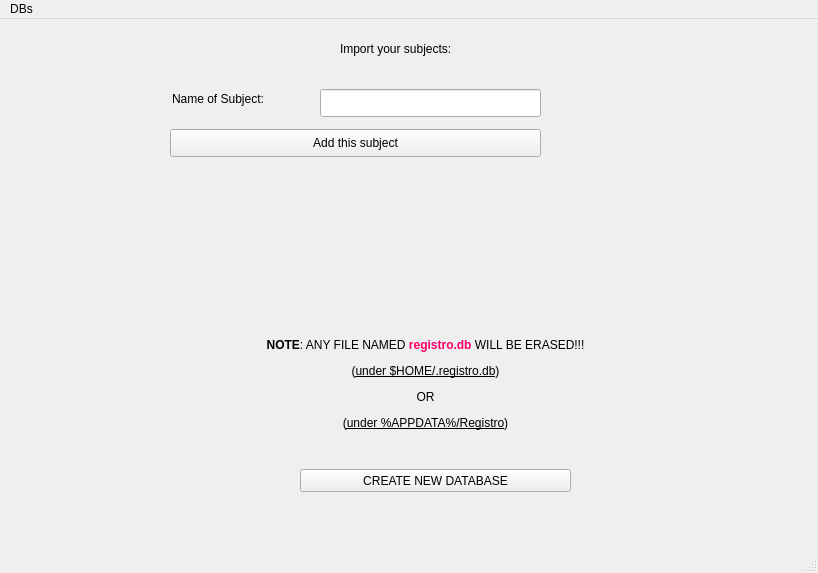
The window that adddb.ui (ice-bit/registro) describes before a commit, drawn with Qt 5.
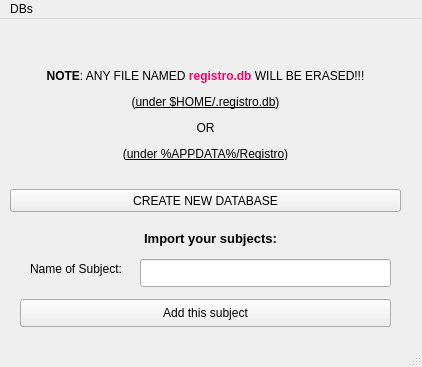
The same window after the commit. Icons and pictures are not drawn.

The edit to the form file:
```diff
--- a/adddb.ui
+++ b/adddb.ui
@@ -6,8 +6,8 @@
       <rect>
         <x>0</x>
         <y>0</y>
-        <width>818</width>
-        <height>573</height>
+    <width>422</width>
+    <height>367</height>
       </rect>
     </property>
     <property name="windowTitle">
@@ -22,70 +22,25 @@
       <widget class="QLabel" name="label">
         <property name="geometry">
           <rect>
-            <x>230</x>
-            <y>260</y>
-            <width>391</width>
-            <height>171</height>
-          </rect>
-        </property>
-        <property name="text">
-          <string>&lt;html&gt;&lt;head/&gt;&lt;body&gt;&lt;p align=&quot;center&quot;&gt;&lt;br/&gt;&lt;/p&gt;&lt;p align=&quot;center&quot;&gt;&lt;span style=&quot; font-weight:600;&quot;&gt;NOTE&lt;/span&gt;: ANY FILE NAMED &lt;span style=&quot; font-weight:600; color:#ff0066;&quot;&gt;registro.db&lt;/span&gt; WILL BE ERASED!!!&lt;/p&gt;&lt;p align=&quot;center&quot;&gt;(&lt;span style=&quot; text-decoration: underline;&quot;&gt;under $HOME/.registro.db&lt;/span&gt;)&lt;/p&gt;&lt;p align=&quot;center&quot;&gt;OR&lt;/p&gt;&lt;p align=&quot;center&quot;&gt;(&lt;span style=&quot; text-decoration: underline;&quot;&gt;under %APPDATA%/Registro&lt;/span&gt;)&lt;/p&gt;&lt;/body&gt;&lt;/html&gt;</string>
-        </property>
-      </widget>
-      <widget class="QPushButton" name="btnNewDB">
-        <property name="geometry">
-          <rect>
-            <x>300</x>
-            <y>450</y>
-            <width>271</width>
-            <height>23</height>
-          </rect>
-        </property>
-        <property name="text">
-          <string>CREATE NEW DATABASE</string>
-        </property>
-      </widget>
-      <widget class="QLabel" name="lblStatusDb">
-        <property name="geometry">
-          <rect>
-            <x>300</x>
-            <y>490</y>
-            <width>271</width>
+      <x>20</x>
+      <y>210</y>
+      <width>381</width>
             <height>20</height>
           </rect>
         </property>
-        <property name="font">
-          <font>
-            <weight>75</weight>
-            <bold>true</bold>
-          </font>
-        </property>
         <property name="text">
-          <string/>
+     <string>&lt;html&gt;&lt;head/&gt;&lt;body&gt;&lt;p&gt;&lt;span style=&quot; font-size:10pt; font-weight:600;&quot;&gt;Import your subjects:&lt;/span&gt;&lt;/p&gt;&lt;/body&gt;&lt;/html&gt;</string>
         </property>
         <property name="alignment">
           <set>Qt::AlignCenter</set>
         </property>
       </widget>
-      <widget class="QLabel" name="label_2">
-        <property name="geometry">
-          <rect>
-            <x>340</x>
-            <y>20</y>
-            <width>171</width>
-            <height>20</height>
-          </rect>
-        </property>
-        <property name="text">
-          <string>Import your subjects:</string>
-        </property>
-      </widget>
       <widget class="QLineEdit" name="lnSub">
         <property name="geometry">
           <rect>
-            <x>320</x>
-            <y>70</y>
-            <width>221</width>
+      <x>140</x>
+      <y>240</y>
+      <width>251</width>
             <height>28</height>
           </rect>
         </property>
@@ -93,9 +48,9 @@
       <widget class="QLabel" name="label_3">
         <property name="geometry">
           <rect>
-            <x>172</x>
-            <y>70</y>
-            <width>131</width>
+      <x>30</x>
+      <y>240</y>
+      <width>91</width>
             <height>20</height>
           </rect>
         </property>
@@ -106,8 +61,8 @@
       <widget class="QPushButton" name="btnAddNewSub">
         <property name="geometry">
           <rect>
-            <x>170</x>
-            <y>110</y>
+      <x>20</x>
+      <y>280</y>
             <width>371</width>
             <height>28</height>
           </rect>
@@ -116,14 +71,40 @@
           <string>Add this subject</string>
         </property>
       </widget>
+   <widget class="QLabel" name="label">
+    <property name="geometry">
+     <rect>
+      <x>10</x>
+      <y>10</y>
+      <width>391</width>
+      <height>131</height>
+     </rect>
+    </property>
+    <property name="text">
+     <string>&lt;html&gt;&lt;head/&gt;&lt;body&gt;&lt;p align=&quot;center&quot;&gt;&lt;br/&gt;&lt;/p&gt;&lt;p align=&quot;center&quot;&gt;&lt;span style=&quot; font-weight:600;&quot;&gt;NOTE&lt;/span&gt;: ANY FILE NAMED &lt;span style=&quot; font-weight:600; color:#ff0066;&quot;&gt;registro.db&lt;/span&gt; WILL BE ERASED!!!&lt;/p&gt;&lt;p align=&quot;center&quot;&gt;(&lt;span style=&quot; text-decoration: underline;&quot;&gt;under $HOME/.registro.db&lt;/span&gt;)&lt;/p&gt;&lt;p align=&quot;center&quot;&gt;OR&lt;/p&gt;&lt;p align=&quot;center&quot;&gt;(&lt;span style=&quot; text-decoration: underline;&quot;&gt;under %APPDATA%/Registro&lt;/span&gt;)&lt;/p&gt;&lt;/body&gt;&lt;/html&gt;</string>
+    </property>
+   </widget>
+   <widget class="QPushButton" name="btnNewDB">
+    <property name="geometry">
+     <rect>
+      <x>10</x>
+      <y>170</y>
+      <width>391</width>
+      <height>23</height>
+     </rect>
+    </property>
+    <property name="text">
+     <string>CREATE NEW DATABASE</string>
+    </property>
+   </widget>
     </widget>
     <widget class="QMenuBar" name="menubar">
       <property name="geometry">
         <rect>
           <x>0</x>
           <y>0</y>
-          <width>818</width>
-          <height>25</height>
+     <width>422</width>
+     <height>21</height>
         </rect>
       </property>
       <widget class="QMenu" name="menuDBs">
```
Left out of the diff: 7 changed lines with no effect on the pictures. Lines whose indentation alone changed are shown as unchanged.
